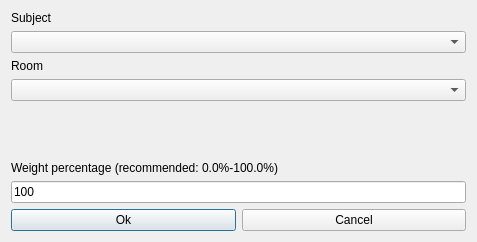
First picture: the form in fet/src/interface/modifyconstraintsubjectpreferredroomform_template.ui, repository vonmecheln/fet, before the edit.
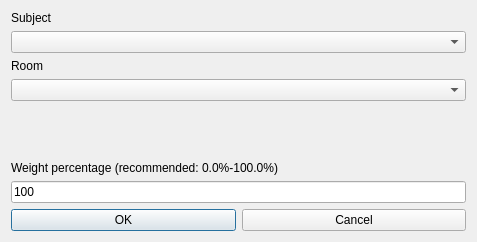
Second picture: the form after the edit.

Patch:
```diff
--- a/fet/src/interface/modifyconstraintsubjectpreferredroomform_template.ui
+++ b/fet/src/interface/modifyconstraintsubjectpreferredroomform_template.ui
@@ -101,7 +101,7 @@
    <item row="4" column="0">
     <widget class="QPushButton" name="okPushButton">
      <property name="text">
-      <string>Ok</string>
+      <string>OK</string>
      </property>
     </widget>
    </item>
```
